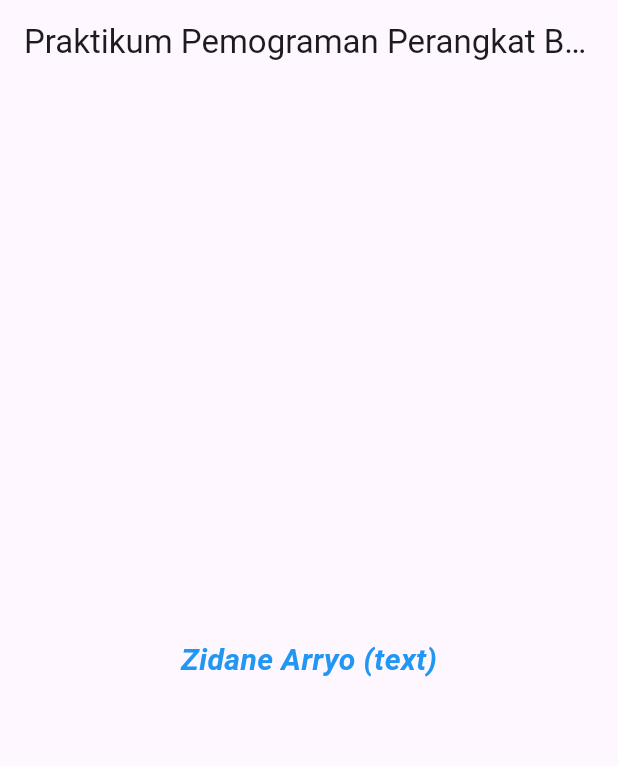
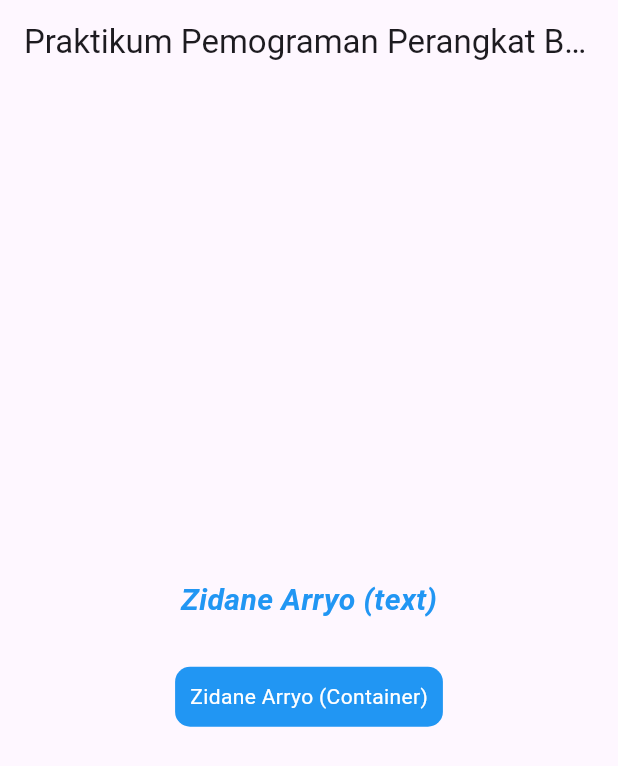
Before and after one commit to Zidanearrs/ZidaneArryo-2211102441095-ppb-widget1, a Flutter app: the screen it shows after launch, on a phone screen of 412 x 824 dp. Shown: the top 766 px of the screen. Run offline on Flutter 3.47's test engine with Material 3 defaults, Android fonts, the phone set to English and light mode, and no system bars.

Commit message:
menambahkan container

```diff
--- a/lib/main.dart
+++ b/lib/main.dart
@@ -39,6 +39,19 @@ class WidgetDemo extends StatelessWidget {
                   color: Colors.blue,
                 ),
               ),
+              SizedBox(height: 20),
+              Container(
+                padding: EdgeInsets.all(10),
+                margin: EdgeInsets.symmetric(vertical: 10),
+                decoration: BoxDecoration(
+                  color: Colors.blue,
+                  borderRadius: BorderRadius.circular(10),
+                ),
+                child: Text(
+                  'Zidane Arryo (Container)',
+                  style: TextStyle(color: Colors.white),
+                ),
+              ),
             ],
           ),
         ),
```
